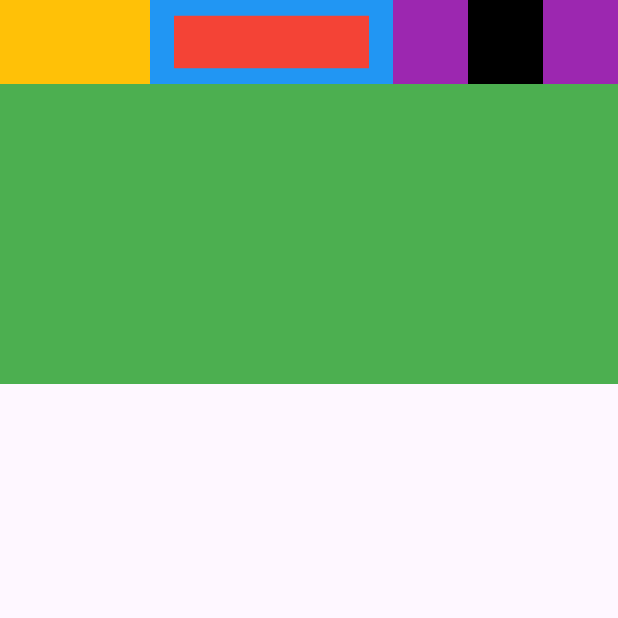
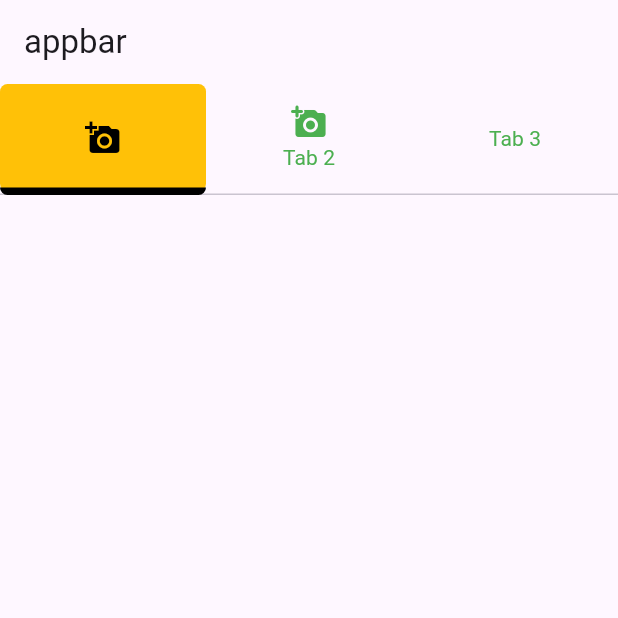
Before and after one commit to rasyid32/Modul-MWS, a Flutter app: the screen it shows after launch, on a phone screen of 412 x 824 dp, the top half of it. Run offline on Flutter 3.47's test engine with Material 3 defaults, Android fonts, the phone set to English and light mode, and no system bars.

Commit message:
Tab bar widget

```diff
--- a/lib/main.dart
+++ b/lib/main.dart
@@ -11,7 +11,8 @@ import 'package:flutter/material.dart';
 // import 'package:project_1/views/counterPage.dart';
 // import 'package:project_1/views/mappingList.dart';
 // import 'package:project_1/views/dateFormat.dart';
-import 'package:project_1/views/appbarWidget.dart';
+// import 'package:project_1/views/appbarWidget.dart';
+import 'package:project_1/views/tabBarWidget.dart';
 
 void main() {
   runApp(MyApp());
@@ -29,7 +30,7 @@ class MyApp extends StatelessWidget {
         colorScheme: ColorScheme.fromSeed(seedColor: Colors.deepPurple),
         useMaterial3: true,
       ),
-      home: const AppbarWidget(),
+      home: TabBarWidget(),
     );
   }
 }
--- /dev/null
+++ b/lib/views/tabBarWidget.dart
@@ -0,0 +1,42 @@
+import 'package:flutter/material.dart';
+
+class TabBarWidget extends StatelessWidget {
+  TabBarWidget({super.key});
+  final List<Tab> mytab = [
+    Tab(icon: Icon(Icons.add_a_photo)),
+    Tab(text: "Tab 2", icon: Icon(Icons.add_a_photo_rounded)),
+    Tab(text: "Tab 3"),
+  ];
+  @override
+  Widget build(BuildContext context) {
+    return MaterialApp(
+      home: DefaultTabController(
+        length: mytab.length,
+        child: Scaffold(
+          appBar: AppBar(
+            title: Text("appbar"),
+            bottom: TabBar(
+              indicatorSize: TabBarIndicatorSize.tab,
+              indicatorPadding: EdgeInsets.zero,
+              labelColor: Colors.black,
+              unselectedLabelColor: Colors.green,
+              labelStyle: TextStyle(fontWeight: FontWeight.bold),
+              unselectedLabelStyle: TextStyle(fontWeight: FontWeight.normal),
+              indicator: BoxDecoration(
+                color: Colors.amber,
+                borderRadius: BorderRadius.circular(5),
+                border: Border(
+                  bottom: BorderSide(
+                    color: Colors.black,
+                    width: 5,
+                  ),
+                ),
+              ),
+              tabs: mytab,
+            ),
+          ),
+        ),
+      ),
+    );
+  }
+}
```
